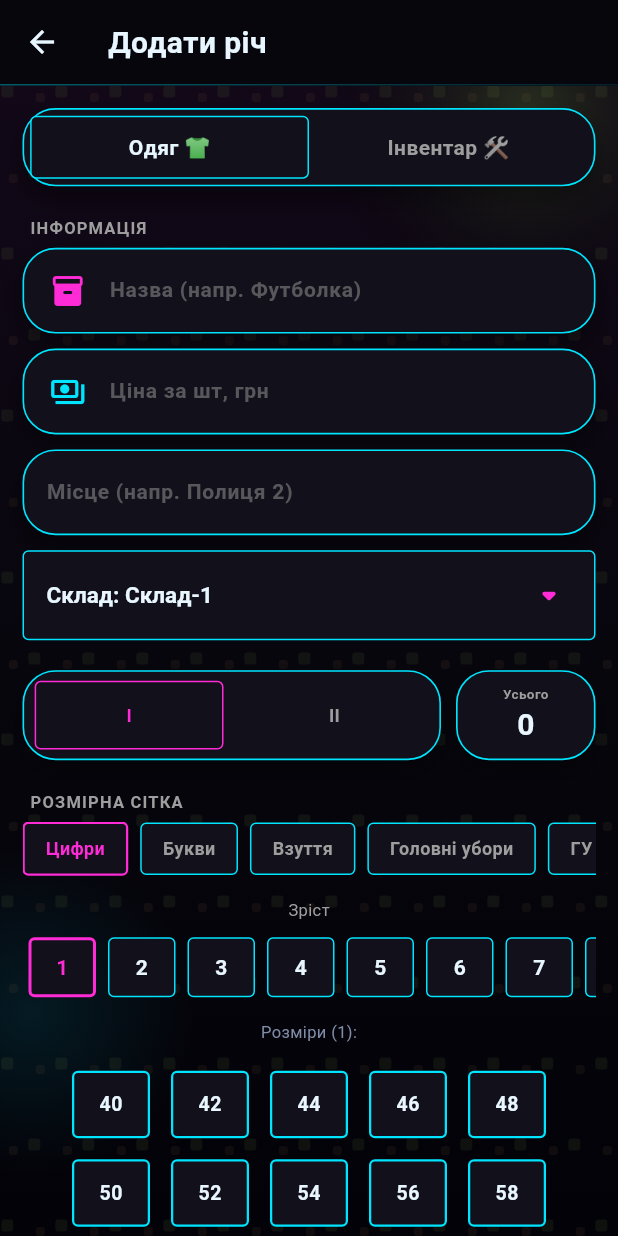
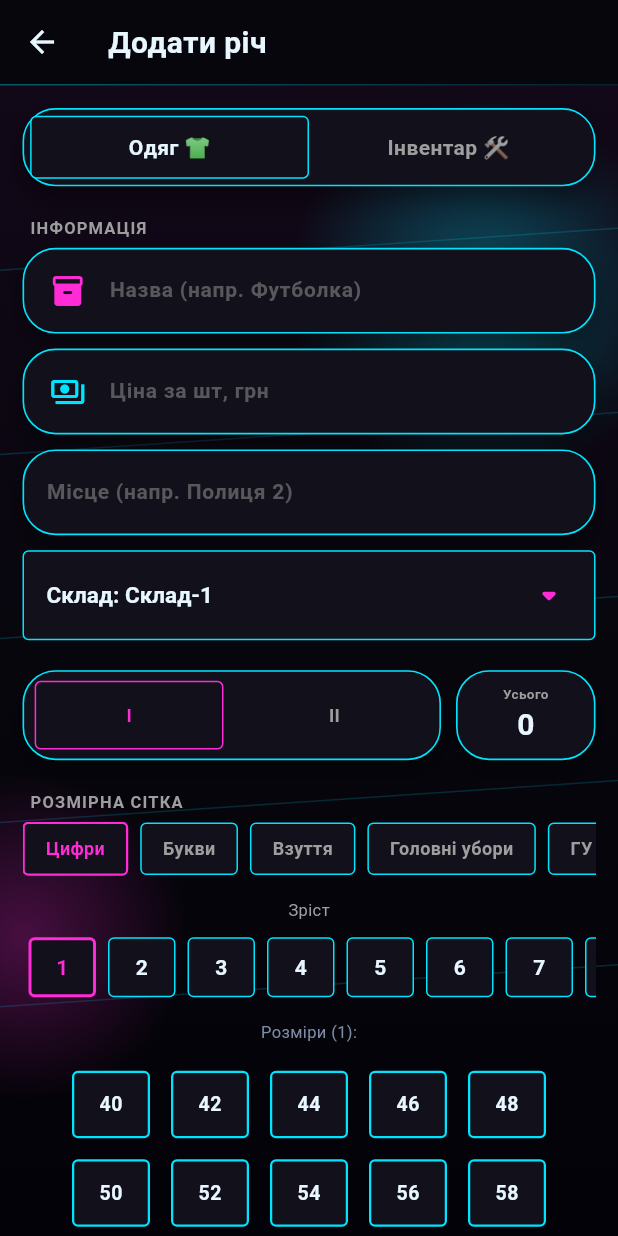
Before and after one commit to egorpolisuk801-dotcom/W-Node, a Flutter app: the screen it shows after launch, item 2 of the bottom bar chosen, after a tap on the "add" icon, on a phone screen of 412 x 824 dp. Run offline on Flutter 3.47's test engine with Material 3 defaults, Android fonts, the phone set to English and light mode, and no system bars; our stand-ins replace connectivity_plus, flutter_animate, flutter_local_notifications, open_filex, package_info_plus, shared_preferences and 3 more; missing offline and left inert: mobile_scanner; accounts and stored records are empty; network calls fail.

Commit message:
Фон і вступ мобільної програми під кожну з чотирьох тем.

```diff
--- a/lib/core/tactical_ui.dart
+++ b/lib/core/tactical_ui.dart
@@ -218,59 +218,8 @@ class _TacBackdropState extends State<TacBackdrop>
         return Stack(
           children: [
             Positioned.fill(
-              child: DecoratedBox(
-                decoration: BoxDecoration(
-                  gradient: LinearGradient(
-                    begin: Alignment.topCenter,
-                    end: Alignment.bottomCenter,
-                    colors: AppColors.scene,
-                  ),
-                ),
-              ),
-            ),
-            Positioned(
-              top: -120 + 28 * t,
-              right: -80 + 18 * t,
-              child: IgnorePointer(
-                child: Container(
-                  width: 280,
-                  height: 280,
-                  decoration: BoxDecoration(
-                    shape: BoxShape.circle,
-                    gradient: RadialGradient(
-                      colors: [
-                        const Color(0xFF3E5428).withOpacity(0.55),
-                        const Color(0x00000000),
-                      ],
-                    ),
-                  ),
-                ),
-              ),
-            ),
-            Positioned(
-              bottom: 40 - 20 * t,
-              left: -90,
-              child: IgnorePointer(
-                child: Container(
-                  width: 220,
-                  height: 220,
-                  decoration: BoxDecoration(
-                    shape: BoxShape.circle,
-                    gradient: RadialGradient(
-                      colors: [
-                        AppColors.accent.withOpacity(0.10),
-                        AppColors.accent.withOpacity(0),
-                      ],
-                    ),
-                  ),
-                ),
-              ),
-            ),
-            Positioned.fill(
-              child: IgnorePointer(
-                child: CustomPaint(
-                  painter: _PixelTintPainter(t),
-                ),
+              child: CustomPaint(
+                painter: _ThemeWashPainter(t),
               ),
             ),
             child!,
@@ -618,48 +567,89 @@ class TacSheet {
       );
 }
 
-class _PixelTintPainter extends CustomPainter {
+class _ThemeWashPainter extends CustomPainter {
   final double t;
-  _PixelTintPainter(this.t);
+  _ThemeWashPainter(this.t);
 
   @override
   void paint(Canvas canvas, Size size) {
-    final ink = Paint()
-      ..color = AppColors.isDark
-          ? const Color(0x187FA04A)
-          : const Color(0x184A3820);
-    final shade = Paint()
-      ..color = AppColors.isDark
-          ? const Color(0x14A87848)
-          : const Color(0x123E5428);
-    const step = 18.0;
-    final shift = (t * step);
-    for (double y = -step; y < size.height + step; y += step) {
-      for (double x = -step; x < size.width + step; x += step) {
-        final gx = x + shift;
-        final gy = y;
-        final n = ((x / step).floor() * 3 + (y / step).floor() * 7) % 6;
-        if (n == 0) {
-          canvas.drawRRect(
-            RRect.fromRectAndRadius(
-              Rect.fromLTWH(gx, gy, 8, 8),
-              const Radius.circular(2),
-            ),
-            ink,
-          );
-        } else if (n == 3) {
-          canvas.drawRRect(
-            RRect.fromRectAndRadius(
-              Rect.fromLTWH(gx + 5, gy + 5, 6, 6),
-              const Radius.circular(2),
-            ),
-            shade,
-          );
-        }
+    final id = UserConfig().themeId;
+    final rect = Offset.zero & size;
+    canvas.drawRect(
+      rect,
+      Paint()
+        ..shader = LinearGradient(
+          begin: Alignment.topCenter,
+          end: Alignment.bottomCenter,
+          colors: AppColors.scene,
+        ).createShader(rect),
+    );
+    if (id == AppThemeId.brutal) {
+      canvas.drawRect(
+        Rect.fromLTWH(-16, size.height * 0.06, 72, 72),
+        Paint()..color = const Color(0xFFFFE14A),
+      );
+      canvas.drawRect(
+        Rect.fromLTWH(-10, size.height * 0.06 + 6, 72, 72),
+        Paint()
+          ..style = PaintingStyle.stroke
+          ..strokeWidth = 4
+          ..color = const Color(0xFF111111),
+      );
+      canvas.drawRect(
+        Rect.fromLTWH(size.width - 54, size.height * 0.78, 86, 22),
+        Paint()..color = const Color(0xFF111111),
+      );
+      canvas.drawRect(
+        Rect.fromLTWH(size.width - 96, 28, 64, 64),
+        Paint()..color = const Color(0xFFFF7AD9),
+      );
+      canvas.drawRect(
+        Rect.fromLTWH(size.width - 88, 36, 64, 64),
+        Paint()
+          ..style = PaintingStyle.stroke
+          ..strokeWidth = 4
+          ..color = const Color(0xFF111111),
+      );
+      return;
+    }
+    if (id == AppThemeId.neo) {
+      _orb(canvas, Offset(size.width * 0.82, 70 + 12 * t), 170,
+          const Color(0x55FFFFFF));
+      _orb(canvas, Offset(20, size.height * 0.82), 190,
+          const Color(0x33A3B1C6));
+      return;
+    }
+    if (id == AppThemeId.cyber) {
+      final line = Paint()
+        ..color = const Color(0x2A00E5FF)
+        ..strokeWidth = 1;
+      for (var i = 0; i < 5; i++) {
+        final y = size.height * (0.16 + i * 0.16) + t * 10;
+        canvas.drawLine(Offset(0, y), Offset(size.width, y - 28), line);
       }
+      _orb(canvas, Offset(size.width * 0.78, size.height * 0.18), 130,
+          const Color(0x5500E5FF));
+      _orb(canvas, Offset(16, size.height * 0.74), 110, const Color(0x44FF2BD6));
+      return;
     }
+    _orb(canvas, Offset(size.width * 0.78 + 12 * t, 10), 210,
+        const Color(0x99FFFFFF));
+    _orb(canvas, Offset(-10, size.height * 0.7), 190,
+        AppColors.accent.withOpacity(0.22));
+  }
+
+  void _orb(Canvas canvas, Offset center, double radius, Color color) {
+    canvas.drawCircle(
+      center,
+      radius,
+      Paint()
+        ..shader = RadialGradient(
+          colors: [color, color.withOpacity(0)],
+        ).createShader(Rect.fromCircle(center: center, radius: radius)),
+    );
   }
 
   @override
-  bool shouldRepaint(covariant _PixelTintPainter old) => old.t != t;
+  bool shouldRepaint(covariant _ThemeWashPainter old) => old.t != t;
 }
--- a/lib/screens/splash_screen.dart
+++ b/lib/screens/splash_screen.dart
@@ -1,7 +1,11 @@
+import 'dart:ui';
+
 import 'package:flutter/material.dart';
 import '../core/app_colors.dart';
+import '../core/fun_moments.dart';
 import '../core/tactical_ui.dart';
-import '../core/fun_moments.dart';
+import '../core/theme_controller.dart';
+import '../core/user_config.dart';
 import 'main_shell.dart';
 
 class SplashScreen extends StatefulWidget {
@@ -14,17 +18,17 @@ class SplashScreen extends StatefulWidget {
 class _SplashScreenState extends State<SplashScreen>
     with TickerProviderStateMixin {
   late final AnimationController _in;
-  late final AnimationController _ring;
+  late final AnimationController _bar;
 
   @override
   void initState() {
     super.initState();
     _in = AnimationController(
-        vsync: this, duration: const Duration(milliseconds: 900))
+        vsync: this, duration: const Duration(milliseconds: 700))
       ..forward();
-    _ring = AnimationController(
-        vsync: this, duration: const Duration(milliseconds: 2200))
-      ..repeat();
+    _bar = AnimationController(
+        vsync: this, duration: const Duration(milliseconds: 1500))
+      ..forward();
     _go();
   }
 
@@ -34,11 +38,9 @@ class _SplashScreenState extends State<SplashScreen>
     Navigator.of(context).pushReplacement(
       PageRouteBuilder(
         pageBuilder: (_, __, ___) => const MainShell(),
-        transitionsBuilder: (_, a, __, child) => FadeTransition(
-          opacity: a,
-          child: child,
-        ),
-        transitionDuration: const Duration(milliseconds: 420),
+        transitionsBuilder: (_, a, __, child) =>
+            FadeTransition(opacity: a, child: child),
+        transitionDuration: const Duration(milliseconds: 380),
       ),
     );
   }
@@ -46,12 +48,13 @@ class _SplashScreenState extends State<SplashScreen>
   @override
   void dispose() {
     _in.dispose();
-    _ring.dispose();
+    _bar.dispose();
     super.dispose();
   }
 
   @override
   Widget build(BuildContext context) {
+    final id = UserConfig().themeId;
     return Scaffold(
       backgroundColor: AppColors.bg,
       body: TacBackdrop(
@@ -59,55 +62,24 @@ class _SplashScreenState extends State<SplashScreen>
           opacity: CurvedAnimation(parent: _in, curve: Curves.easeOut),
           child: SafeArea(
             child: Padding(
-              padding: const EdgeInsets.fromLTRB(28, 36, 28, 36),
+              padding: const EdgeInsets.fromLTRB(28, 28, 28, 28),
               child: Column(
                 children: [
                   const Spacer(),
-                  AnimatedBuilder(
-                    animation: _ring,
-                    builder: (_, child) {
-                      return Container(
-                        width: 132,
-                        height: 132,
-                        alignment: Alignment.center,
-                        decoration: BoxDecoration(
-                          shape: BoxShape.circle,
-                          border: Border.all(
-                            color: AppColors.accent
-                                .withOpacity(0.25 + 0.45 * (1 - _ring.value)),
-                            width: 1.2,
-                          ),
-                        ),
-                        child: Transform.scale(
-                          scale: 1 + 0.04 * (0.5 - (_ring.value - 0.5).abs()),
-                          child: child,
-                        ),
-                      );
-                    },
-                    child: Container(
-                      width: 104,
-                      height: 104,
-                      alignment: Alignment.center,
-                      child: VolGlass(
-                        radius: 32,
-                        padding: const EdgeInsets.all(22),
-                        glow: AppColors.accent,
-                        child: Icon(Icons.inventory_2_rounded,
-                            color: AppColors.textMain, size: 40),
-                      ),
-                    ),
-                  ),
+                  _IntroMark(id: id),
                   const SizedBox(height: 28),
-                  Text('W-NODE', style: TacStyle.stencil.copyWith(fontSize: 13)),
+                  Text(AppThemeId.title(id).toUpperCase(),
+                      style: TacStyle.stencil.copyWith(fontSize: 12)),
                   const SizedBox(height: 8),
-                  Text('Склад',
-                      style: TacStyle.title.copyWith(fontSize: 40)),
+                  Text('Склад', style: TacStyle.title.copyWith(fontSize: 42)),
                   const SizedBox(height: 8),
-                  Text('Облік складу',
-                      style: TacStyle.muted.copyWith(fontSize: 15)),
+                  Text(_line(id), style: TacStyle.muted.copyWith(fontSize: 15)),
                   const Spacer(),
                   Text(FunCopy.splashHint(),
+                      textAlign: TextAlign.center,
                       style: TacStyle.muted.copyWith(fontSize: 14)),
+                  const SizedBox(height: 16),
+                  _IntroBar(id: id, progress: _bar),
                 ],
               ),
             ),
@@ -116,4 +88,150 @@ class _SplashScreenState extends State<SplashScreen>
       ),
     );
   }
+
+  String _line(String id) {
+    switch (id) {
+      case AppThemeId.brutal:
+        return 'Прямі кути. Чорна рамка.';
+      case AppThemeId.neo:
+        return 'М’який рельєф без рамки.';
+      case AppThemeId.cyber:
+        return 'Темний екран. Неонові лінії.';
+      default:
+        return 'Матове скло на світлому тлі.';
+    }
+  }
 }
+
+class _IntroMark extends StatelessWidget {
+  final String id;
+  const _IntroMark({required this.id});
+
+  @override
+  Widget build(BuildContext context) {
+    final icon = Icon(Icons.inventory_2_rounded,
+        size: 42,
+        color: id == AppThemeId.brutal
+            ? const Color(0xFF111111)
+            : id == AppThemeId.cyber
+                ? const Color(0xFF00E5FF)
+                : AppColors.textMain);
+    if (id == AppThemeId.brutal) {
+      return Container(
+        width: 112,
+        height: 112,
+        alignment: Alignment.center,
+        decoration: const BoxDecoration(
+          color: Color(0xFFFFE14A),
+          border: Border.fromBorderSide(
+              BorderSide(color: Color(0xFF111111), width: 4)),
+          boxShadow: [
+            BoxShadow(color: Color(0xFF111111), offset: Offset(8, 8)),
+          ],
+        ),
+        child: icon,
+      );
+    }
+    if (id == AppThemeId.neo) {
+      return Container(
+        width: 120,
+        height: 120,
+        alignment: Alignment.center,
+        decoration: const BoxDecoration(
+          shape: BoxShape.circle,
+          color: Color(0xFFE4EAF3),
+          boxShadow: [
+            BoxShadow(
+                color: Color(0xFFF8FBFF), offset: Offset(-8, -8), blurRadius: 16),
+            BoxShadow(
+                color: Color(0xFFA3B1C6), offset: Offset(8, 8), blurRadius: 16),
+          ],
+        ),
+        child: icon,
+      );
+    }
+    if (id == AppThemeId.cyber) {
+      return Container(
+        width: 116,
+        height: 116,
+        alignment: Alignment.center,
+        decoration: BoxDecoration(
+          color: const Color(0xFF100E18),
+          borderRadius: BorderRadius.circular(4),
+          border: Border.all(color: const Color(0xFF00E5FF), width: 1.4),
+          boxShadow: const [
+            BoxShadow(color: Color(0x6600E5FF), blurRadius: 18),
+          ],
+        ),
+        child: icon,
+      );
+    }
+    return ClipOval(
+      child: BackdropFilter(
+        filter: ImageFilter.blur(sigmaX: 16, sigmaY: 16),
+        child: Container(
+          width: 120,
+          height: 120,
+          alignment: Alignment.center,
+          decoration: BoxDecoration(
+            shape: BoxShape.circle,
+            color: const Color(0x99FFFFFF),
+            border: Border.all(color: const Color(0xEEFFFFFF), width: 1.4),
+          ),
+          child: icon,
+        ),
+      ),
+    );
+  }
+}
+
+class _IntroBar extends StatelessWidget {
+  final String id;
+  final Animation<double> progress;
+  const _IntroBar({required this.id, required this.progress});
+
+  @override
+  Widget build(BuildContext context) {
+    final brutal = id == AppThemeId.brutal;
+    final cyber = id == AppThemeId.cyber;
+    final radius = brutal ? 0.0 : 99.0;
+    return AnimatedBuilder(
+      animation: progress,
+      builder: (_, __) {
+        return Container(
+          height: brutal ? 14 : 8,
+          decoration: BoxDecoration(
+            color: brutal
+                ? const Color(0xFFFFFFFF)
+                : cyber
+                    ? const Color(0xFF1A1630)
+                    : AppColors.card,
+            borderRadius: BorderRadius.circular(radius),
+            border: brutal
+                ? Border.all(color: const Color(0xFF111111), width: 3)
+                : null,
+          ),
+          alignment: Alignment.centerLeft,
+          child: FractionallySizedBox(
+            widthFactor: progress.value.clamp(0.04, 1),
+            child: DecoratedBox(
+              decoration: BoxDecoration(
+                color: brutal
+                    ? const Color(0xFF111111)
+                    : cyber
+                        ? const Color(0xFF00E5FF)
+                        : AppColors.accent,
+                borderRadius: BorderRadius.circular(radius),
+                boxShadow: cyber
+                    ? const [
+                        BoxShadow(color: Color(0xAA00E5FF), blurRadius: 8)
+                      ]
+                    : null,
+              ),
+            ),
+          ),
+        );
+      },
+    );
+  }
+}
--- a/pubspec.yaml
+++ b/pubspec.yaml
@@ -1,7 +1,7 @@
 name: w_node
 description: Warehouse Inventory Application
 publish_to: 'none'
-version: 1.9.3+32
+version: 1.9.4+33
 
 environment:
   sdk: '>=3.0.0 <4.0.0'
```
